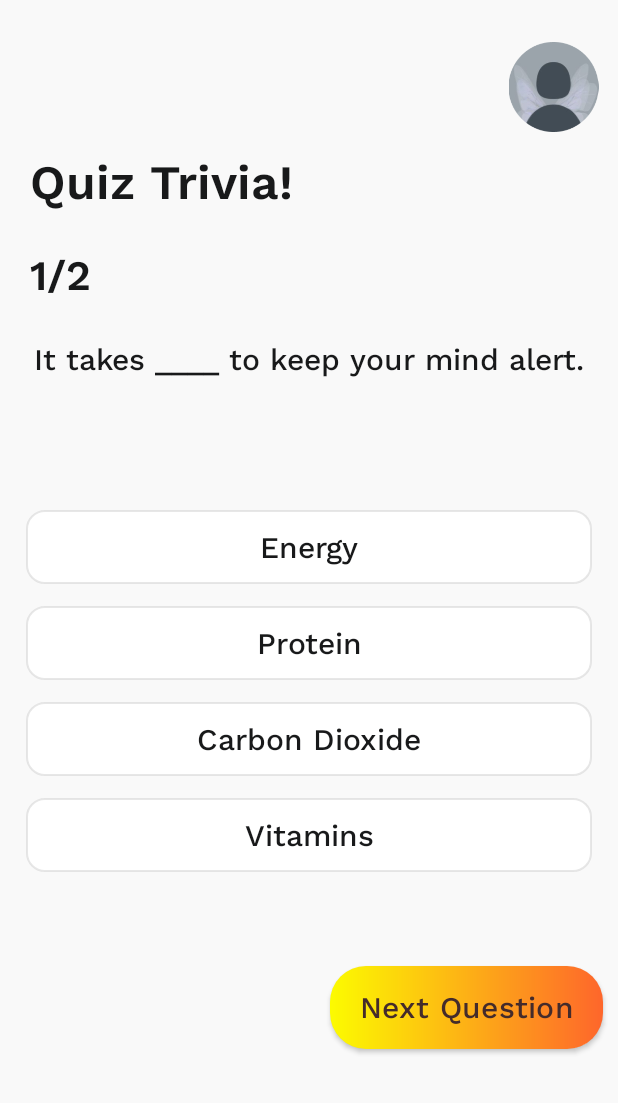
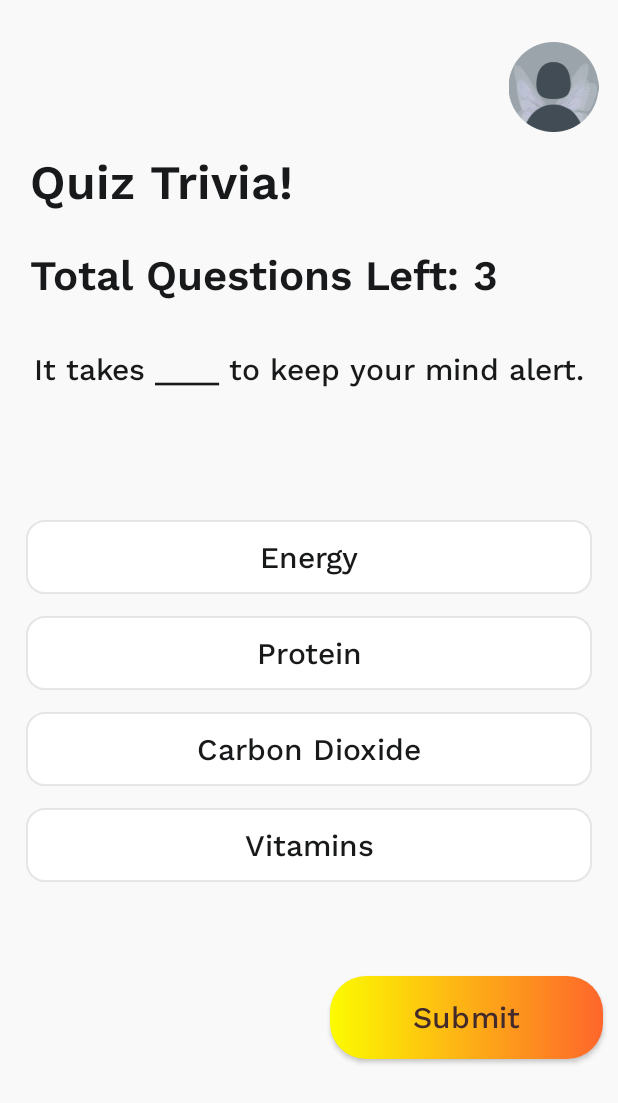
Before and after one commit to jesrene/Final-Year-Project, an Android app: the QuizScreen screen opened directly, with no data from a screen before it, after a tap on an icon or button, on a phone screen of 412 x 824 dp. Shown: the top 1103 px of the screen. Run offline under Robolectric (Android 15) with nearby library versions, the phone set to English and light mode, and no system bars.

Commit message:
Third Commit

```diff
--- a/app/src/main/AndroidManifest.xml
+++ b/app/src/main/AndroidManifest.xml
@@ -23,7 +23,8 @@
         <activity android:name=".MentalStateDetails" />
         <activity android:name=".EditProfile" />
         <activity android:name=".QuizScreen" />
-        <activity android:name=".Quiz1Screen" />
+        <activity android:name=".QuizLogic" />
+
         <activity android:name=".Quiz2Screen" />
         <activity android:name=".ScoreScreen" />
         <activity android:name=".VoucherScreen" />
--- a/app/src/main/java/com/jesrenesapplication/app/Quiz1Screen.java
+++ /dev/null
@@ -1,33 +0,0 @@
-package com.jesrenesapplication.app;
-
-
-import android.content.Intent;
-import android.os.Bundle;
-import android.view.View;
-import android.widget.Button;
-
-import androidx.appcompat.app.AppCompatActivity; // Make sure to import AppCompatActivity
-import androidx.appcompat.widget.AppCompatButton;
-
-
-public class Quiz1Screen extends AppCompatActivity {
-
-    Button nextQuestion;
-
-    @Override
-    protected void onCreate(Bundle savedInstanceState) {
-        super.onCreate(savedInstanceState);
-        setContentView(R.layout.activity_quiz_1_screen); // Replace with your XML layout file
-
-        nextQuestion = findViewById(R.id.btnNextQuestion);
-        nextQuestion.setOnClickListener(new View.OnClickListener() {
-            @Override
-            public void onClick(View view) {
-                Intent intent = new Intent(Quiz1Screen.this, Quiz2Screen.class);
-                startActivity(intent);
-            }
-        });
-
-        // Add quiz-related logic here
-    }
-}
--- /dev/null
+++ b/app/src/main/java/com/jesrenesapplication/app/QuizLogic.java
@@ -0,0 +1,113 @@
+package com.jesrenesapplication.app;
+
+import android.content.Intent;
+import android.graphics.Color;
+import android.os.Bundle;
+import android.view.View;
+import android.widget.Button;
+import android.widget.TextView;
+
+import androidx.appcompat.app.AlertDialog;
+import androidx.appcompat.app.AppCompatActivity;
+
+public class QuizLogic extends AppCompatActivity implements View.OnClickListener {
+    TextView totalQuestionsTextView;
+    TextView questionTextView;
+    Button ansA, ansB, ansC, ansD;
+    Button nextQuesBtn;
+
+    int score = 0;
+    int totalQuestion = QuestionAnswer.question.length;
+    int currentQuestionIndex = 0;
+    String selectedAnswer = "";
+
+
+    @Override
+    protected void onCreate(Bundle savedInstanceState){
+        super.onCreate(savedInstanceState);
+        setContentView(R.layout.activity_quiz_1_screen);
+
+        totalQuestionsTextView = findViewById(R.id.total_question);
+        questionTextView = findViewById(R.id.question);
+        ansA = findViewById(R.id.ansA);
+        ansB = findViewById(R.id.ansB);
+        ansC = findViewById(R.id.ansC);
+        ansD = findViewById(R.id.ansD);
+        nextQuesBtn = findViewById(R.id.submit_btn);
+
+        ansA.setOnClickListener(this);
+        ansB.setOnClickListener(this);
+        ansC.setOnClickListener(this);
+        ansD.setOnClickListener(this);
+
+        updateTotalQuestionsLeft(); // Update the total questions left text
+
+        loadNewQuestion();
+
+    }
+
+    @Override
+    public void onClick(View view) {
+        ansA.setBackgroundColor(Color.WHITE);
+        ansB.setBackgroundColor(Color.WHITE);
+        ansC.setBackgroundColor(Color.WHITE);
+        ansD.setBackgroundColor(Color.WHITE);
+
+        Button clickedButton = findViewById(R.id.submit_btn);
+
+        if (clickedButton.getId() == R.id.submit_btn) {
+            // Check the selected answer and update the score if necessary
+
+            if (selectedAnswer.equals(QuestionAnswer.correctAnswers[currentQuestionIndex])) {
+                score++;
+            }
+
+            currentQuestionIndex++;
+            loadNewQuestion();
+
+        } else {
+            // Handle selecting an answer
+            selectedAnswer = clickedButton.getText().toString();
+            clickedButton.setBackgroundColor(Color.BLUE);
+        }
+
+    }
+
+    void updateTotalQuestionsLeft() {
+        int questionsLeft = totalQuestion - currentQuestionIndex;
+        totalQuestionsTextView.setText("Total Questions Left: " + questionsLeft);
+    }
+
+
+    void loadNewQuestion(){
+
+        if(currentQuestionIndex == totalQuestion){
+            finishQuiz();
+            return;
+        }
+
+        questionTextView.setText(QuestionAnswer.question[currentQuestionIndex]);
+        ansA.setText(QuestionAnswer.choices[currentQuestionIndex][0]);
+        ansB.setText(QuestionAnswer.choices[currentQuestionIndex][1]);
+        ansC.setText(QuestionAnswer.choices[currentQuestionIndex][2]);
+        ansD.setText(QuestionAnswer.choices[currentQuestionIndex][3]);
+
+    }
+
+    void finishQuiz(){
+        String passStatus = "YAY";
+
+        new AlertDialog.Builder(this)
+                .setTitle(passStatus)
+                .setMessage("Score is " + score + " out of " + totalQuestion)
+                .setPositiveButton("Restart", (dialogInterface, i) -> restartQuiz())
+                .setCancelable(false)
+                .show();
+    }
+
+    void restartQuiz(){
+        score = 0;
+        currentQuestionIndex = 0;
+        loadNewQuestion();
+    }
+}
--- a/app/src/main/java/com/jesrenesapplication/app/QuizScreen.java
+++ b/app/src/main/java/com/jesrenesapplication/app/QuizScreen.java
@@ -25,7 +25,7 @@ public class QuizScreen extends AppCompatActivity {
         imReady.setOnClickListener(new View.OnClickListener() {
             @Override
             public void onClick(View view) {
-                Intent intent = new Intent(QuizScreen.this, Quiz1Screen.class);
+                Intent intent = new Intent(QuizScreen.this, QuizLogic.class);
                 startActivity(intent);
             }
         });
--- a/app/src/main/res/layout/activity_quiz_1_screen.xml
+++ b/app/src/main/res/layout/activity_quiz_1_screen.xml
@@ -43,7 +43,7 @@
             android:text="@string/lbl_quiz_trivia" />
 
         <TextView
-            android:id="@+id/txtTwelve"
+            android:id="@+id/total_question"
             style="@style/txtWorkSansromansemibold28"
             android:layout_width="wrap_content"
             android:layout_height="wrap_content"
@@ -54,22 +54,22 @@
             android:ellipsize="end"
             android:lineSpacingExtra="@dimen/_5pxh"
             android:singleLine="true"
-            android:text="@string/lbl_1_2" />
+            android:text="Total Questions" />
 
         <TextView
-            android:id="@+id/txtIttakest"
+            android:id="@+id/question"
             style="@style/txtWorkSansromanmedium20"
             android:layout_width="match_parent"
             android:layout_height="wrap_content"
             android:layout_marginStart="@dimen/_20pxh"
-            android:layout_marginTop="@dimen/_23pxv"
+            android:layout_marginTop="@dimen/_30pxv"
             android:layout_marginEnd="@dimen/_20pxh"
             android:gravity="center_horizontal"
             android:lineSpacingExtra="@dimen/_5pxh"
-            android:text="@string/msg_it_takes_t" />
+            android:text="Question" />
 
         <androidx.appcompat.widget.AppCompatButton
-            android:id="@+id/btnEnergy"
+            android:id="@+id/ansA"
             style="@style/btnSolidRoundedOutline_1"
             android:layout_width="match_parent"
             android:layout_height="wrap_content"
@@ -86,10 +86,10 @@
             android:singleLine="true"
             android:text="@string/lbl_energy"
             android:textAllCaps="false"
-            tools:text="@string/lbl_energy" />
+            tools:text="A" />
 
         <androidx.appcompat.widget.AppCompatButton
-            android:id="@+id/btnProtein"
+            android:id="@+id/ansB"
             style="@style/btnSolidRoundedOutline_1"
             android:layout_width="match_parent"
             android:layout_height="wrap_content"
@@ -106,10 +106,10 @@
             android:singleLine="true"
             android:text="@string/lbl_protein"
             android:textAllCaps="false"
-            tools:text="@string/lbl_protein" />
+            tools:text="B" />
 
         <androidx.appcompat.widget.AppCompatButton
-            android:id="@+id/btnCarbonDioxide"
+            android:id="@+id/ansC"
             style="@style/btnSolidRoundedOutline_1"
             android:layout_width="match_parent"
             android:layout_height="wrap_content"
@@ -126,10 +126,10 @@
             android:singleLine="true"
             android:text="@string/lbl_carbon_dioxide"
             android:textAllCaps="false"
-            tools:text="@string/lbl_carbon_dioxide" />
+            tools:text="C" />
 
         <androidx.appcompat.widget.AppCompatButton
-            android:id="@+id/btnVitamins"
+            android:id="@+id/ansD"
             style="@style/btnSolidRoundedOutline_1"
             android:layout_width="match_parent"
             android:layout_height="wrap_content"
@@ -146,10 +146,10 @@
             android:singleLine="true"
             android:text="@string/lbl_vitamins"
             android:textAllCaps="false"
-            tools:text="@string/lbl_vitamins" />
+            tools:text="D" />
 
         <androidx.appcompat.widget.AppCompatButton
-            android:id="@+id/btnNextQuestion"
+            android:id="@+id/submit_btn"
             style="@style/btnGradientRounded_1"
             android:layout_width="@dimen/_182pxh"
             android:layout_height="@dimen/_60pxv"
@@ -162,9 +162,8 @@
             android:letterSpacing="0.01"
             android:lineSpacingExtra="@dimen/_4pxh"
             android:singleLine="true"
-            android:text="@string/lbl_next_question"
             android:textAllCaps="false"
-            tools:text="@string/lbl_next_question" />
+            android:text="Submit" />
     </LinearLayout>
 
 </RelativeLayout>
```
Also changed, not shown: app/src/main/java/com/jesrenesapplication/app/QuestionAnswer.java (added, +24 -0 lines), app/src/main/java/com/jesrenesapplication/app/ScoreScreen.java (+16 -4 lines), app/src/main/res/layout/activity_create_account_screen.xml (+8 -8 lines), app/src/main/res/layout/activity_edit_profile_screen.xml (+39 -39 lines), app/src/main/res/layout/activity_log_in_screen.xml (+6 -6 lines), app/src/main/res/layout/activity_mental_state_details_screen.xml (+78 -67 lines), app/src/main/res/layout/activity_score_screen.xml (+19 -1 lines), app/src/main/res/layout/fragment_home.xml (+79 -80 lines).
